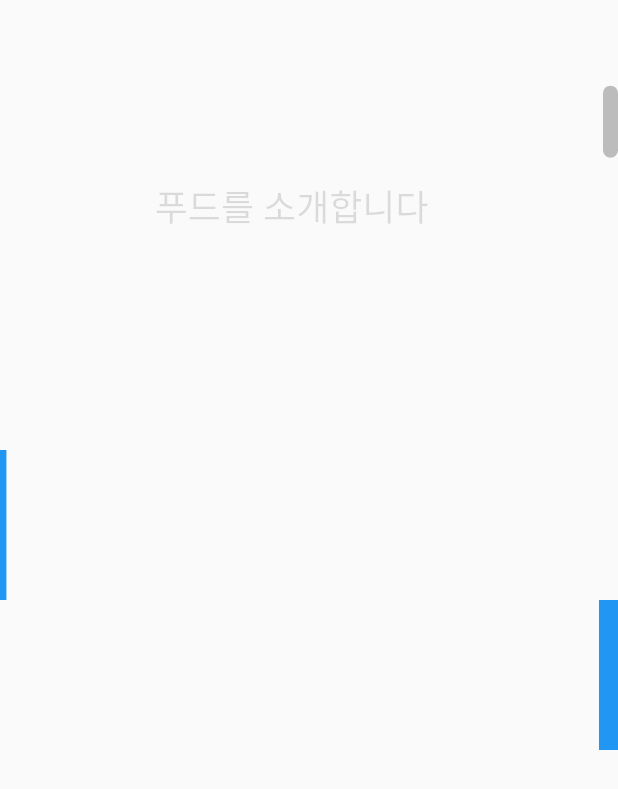
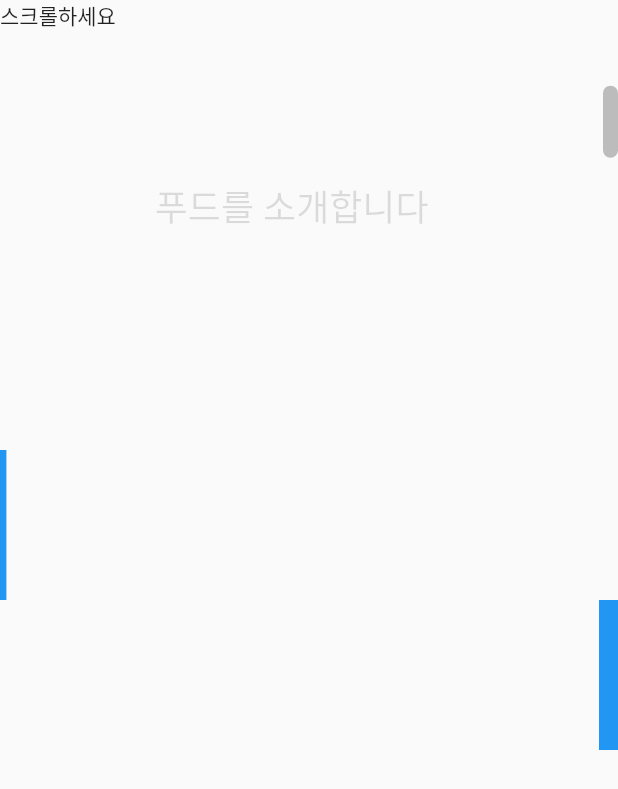
Before and after one commit to jinhan38/scroll_animation, a Flutter app: the screen it shows after launch, scrolled down 1152 dp, on a phone screen of 412 x 824 dp. Shown: the top 789 px of the screen. Run offline on Flutter 3.47's test engine with Material 2 defaults, Android fonts, the phone set to English and light mode, and no system bars.

Commit message:
릴리즈 사이즈 수정

```diff
--- a/lib/screen/scroll_box_screen.dart
+++ b/lib/screen/scroll_box_screen.dart
@@ -10,15 +10,17 @@ class ScrollBoxScreen extends StatefulWidget {
 
 class _ScrollBoxScreenState extends State<ScrollBoxScreen> {
   final int _totalPage = 20;
-  ScrollController _controller = ScrollController();
+  bool showScroll = false;
+  ScrollController? _controller;
   double scrollY = 0;
   Size? size;
 
   @override
   void initState() {
-    _controller.addListener(() {
+    _controller ??= ScrollController();
+    _controller!.addListener(() {
       setState(() {
-        scrollY = _controller.offset;
+        scrollY = _controller!.offset;
       });
     });
     super.initState();
@@ -26,17 +28,24 @@ class _ScrollBoxScreenState extends State<ScrollBoxScreen> {
 
   @override
   Widget build(BuildContext context) {
-    size ??= MediaQuery.of(context).size;
+    if(size == null || size!.width ==0){
+      size = MediaQuery.of(context).size;
+    }
 
     return Scaffold(
       body: SafeArea(
         child: Stack(
           children: [
+            const  Positioned(
+              child: Text("스크롤하세요"),
+              left: 0,
+              top: 0,
+            ),
             _opacityBox_1(_calcStatusNormalize(500, 5000, scrollY),
-                Text("푸드를 소개합니다", style: TextStyle(fontSize: 24))),
+                const Text("푸드를 소개합니다", style: TextStyle(fontSize: 24))),
             _opacityBox_2(
                 _calcStatusNormalize(1500, 4000, scrollY),
-                Text(
+                const Text(
                   "푸드홈 오픈",
                   style: TextStyle(fontSize: 24),
                   textAlign: TextAlign.center,
@@ -44,11 +53,11 @@ class _ScrollBoxScreenState extends State<ScrollBoxScreen> {
             BlockGroup(
                 width: size!.width,
                 height: size!.height,
-                status: _calcStatusNormalize(1000, size!.height * _totalPage - 800, scrollY)),
+                status: _calcStatusNormalize(
+                    1000, size!.height * _totalPage - 800, scrollY)),
             Scrollbar(
               thickness: 10,
-              radius: const Radius.circular(5),
-              scrollbarOrientation: ScrollbarOrientation.right,
+                radius: const Radius.circular(5),
               child: SingleChildScrollView(
                 controller: _controller,
                 child: _parentBox(size!.width, size!.height),
```
